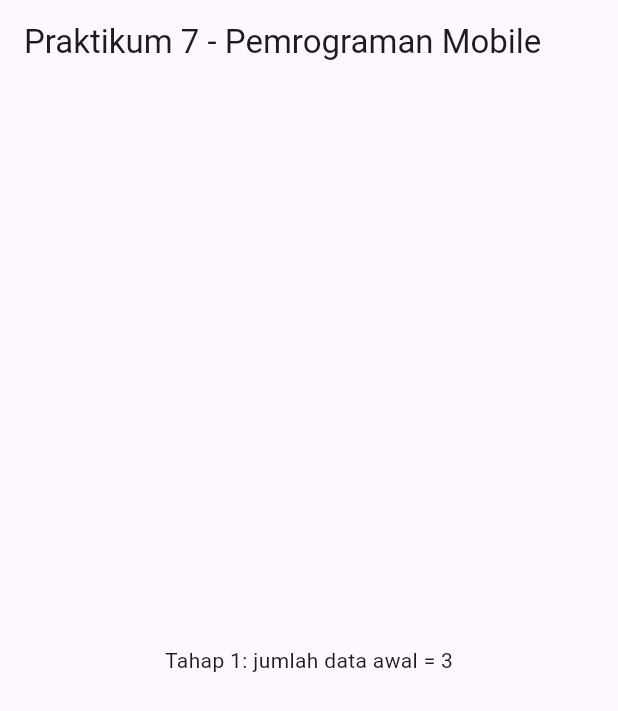
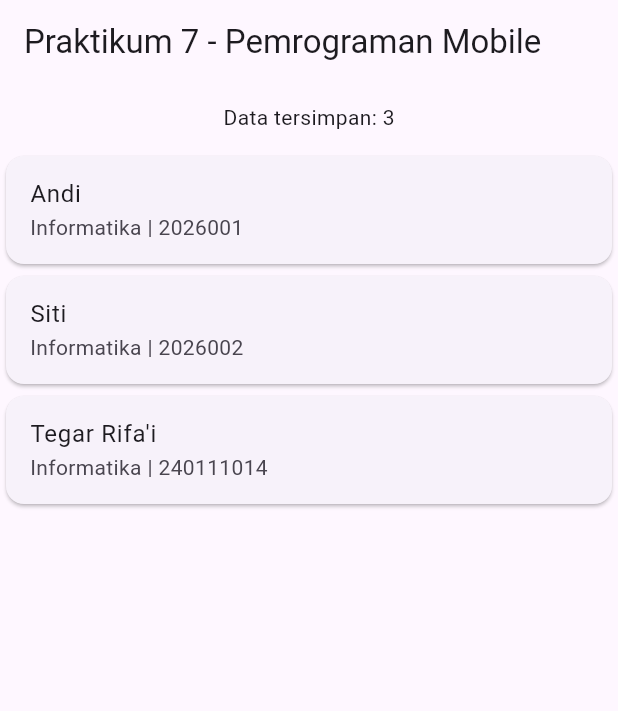
Before and after one commit to tgrf-v/Mobile_TugasPert9, a Flutter app: the screen it shows after launch, on a phone screen of 412 x 824 dp. Shown: the top 711 px of the screen. Run offline on Flutter 3.47's test engine with Material 3 defaults, Android fonts, the phone set to English and light mode, and no system bars.

Commit message:
feat: implementasi tahap 2 read data dengan listview dan modifikasi urutan subtitle

```diff
--- a/lib/main.dart
+++ b/lib/main.dart
@@ -14,7 +14,6 @@ class MahasiswaPage extends StatefulWidget {
 
 class _MahasiswaPageState extends State<MahasiswaPage> {
   // TAHAP 1: Inisialisasi data sementara di RAM.
-  // Modifikasi mandiri: Menambahkan record mahasiswa baru (Tegar Rifa'i, NIM: 240111014).
   final List<Map<String, String>> mahasiswa = [
     {'id': '1', 'nim': '2026001', 'nama': 'Andi', 'prodi': 'Informatika'},
     {'id': '2', 'nim': '2026002', 'nama': 'Siti', 'prodi': 'Informatika'},
@@ -26,10 +25,28 @@ class _MahasiswaPageState extends State<MahasiswaPage> {
   Widget build(BuildContext context) {
     return Scaffold(
       appBar: AppBar(title: const Text('Praktikum 7 - Pemrograman Mobile')),
-      body: Center(
-        child: Text(
-          'Tahap 1: jumlah data awal = ${mahasiswa.length}',
-        ),
+      body: Column(
+        children: [
+          Padding(
+            padding: const EdgeInsets.all(12),
+            child: Text('Data tersimpan: ${mahasiswa.length}'),
+          ),
+          Expanded(
+            child: ListView.builder(
+              itemCount: mahasiswa.length,
+              itemBuilder: (context, index) {
+                final item = mahasiswa[index];
+                return Card(
+                  child: ListTile(
+                    title: Text(item['nama']!),
+                    // Modifikasi mandiri: menampilkan prodi sebelum NIM
+                    subtitle: Text('${item['prodi']} | ${item['nim']}'),
+                  ),
+                );
+              },
+            ),
+          ),
+        ],
       ),
     );
   }
```
